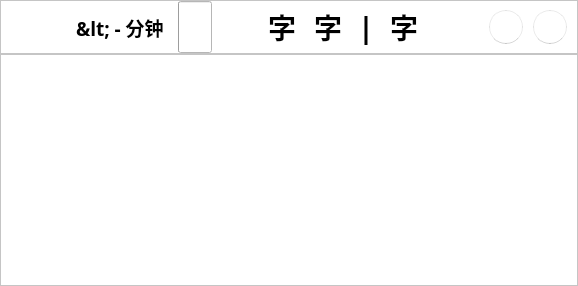
Above: ui/whiteboard.ui from Yersmagit/cw-lessons-displayer before the change. Below: the same form after it.
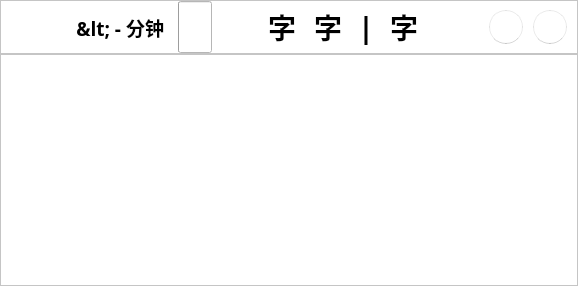
That is the form after the change. Icons and pictures are not drawn. Custom widgets are drawn as their Qt base class.

```diff
--- a/ui/whiteboard.ui
+++ b/ui/whiteboard.ui
@@ -115,6 +115,12 @@
         </item>
         <item>
          <widget class="QLabel" name="countdown">
+          <property name="minimumSize">
+           <size>
+            <width>83</width>
+            <height>0</height>
+           </size>
+          </property>
           <property name="font">
            <font>
             <family>HarmonyOS Sans SC</family>
@@ -140,7 +146,7 @@
            <enum>Qt::PlainText</enum>
           </property>
           <property name="alignment">
-           <set>Qt::AlignLeading|Qt::AlignLeft|Qt::AlignVCenter</set>
+           <set>Qt::AlignRight|Qt::AlignTrailing|Qt::AlignVCenter</set>
           </property>
          </widget>
         </item>
```
